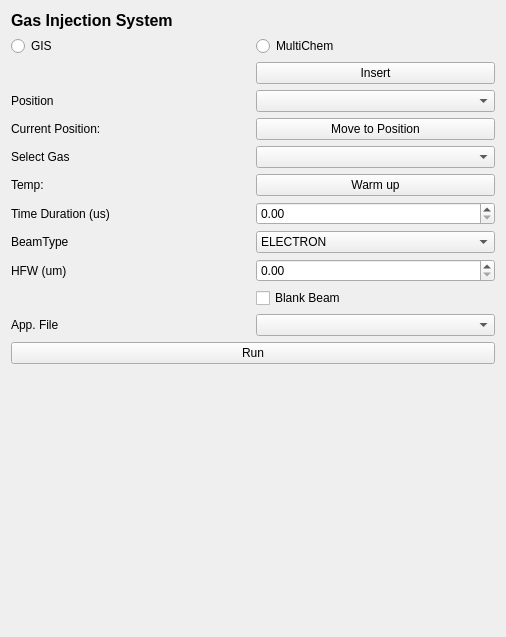
Old version of the form fibsem/ui/qtdesigner_files/FibsemGISWidget.ui in the repository DeMarcoLab/fibsem.
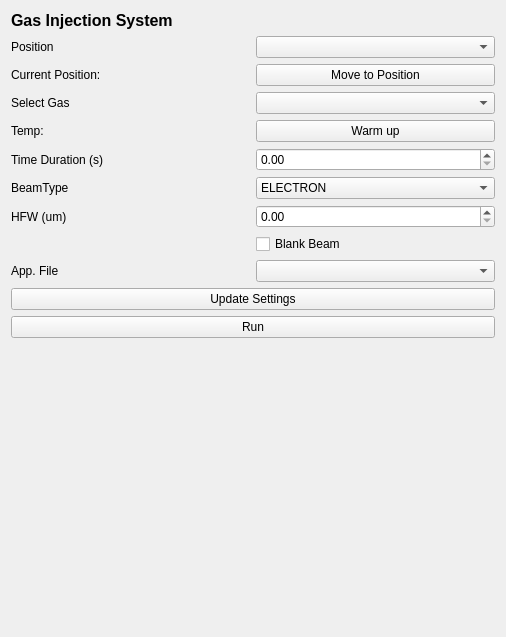
New version of the form.

Commit message:
Gis time duration (#211)
* changed time and put in update button
* blank beam setting
* cleaning up UI
* gis final updates

What changed in the file:
```diff
--- a/fibsem/ui/qtdesigner_files/FibsemGISWidget.ui
+++ b/fibsem/ui/qtdesigner_files/FibsemGISWidget.ui
@@ -14,7 +14,24 @@
    <string>Form</string>
   </property>
   <layout class="QGridLayout" name="gridLayout_2">
-   <item row="4" column="0">
+   <item row="11" column="1">
+    <widget class="QDoubleSpinBox" name="timeDuration_spinbox"/>
+   </item>
+   <item row="12" column="1">
+    <widget class="QComboBox" name="beamtype_combobox">
+     <item>
+      <property name="text">
+       <string>ELECTRON</string>
+      </property>
+     </item>
+     <item>
+      <property name="text">
+       <string>ION</string>
+      </property>
+     </item>
+    </widget>
+   </item>
+   <item row="2" column="0">
     <widget class="QLabel" name="label_position">
      <property name="text">
       <string>Position</string>
@@ -22,47 +39,6 @@
     </widget>
    </item>
    <item row="18" column="0" colspan="2">
-    <widget class="QPushButton" name="run_button">
-     <property name="text">
-      <string>Run</string>
-     </property>
-    </widget>
-   </item>
-   <item row="15" column="1">
-    <widget class="QDoubleSpinBox" name="hfw_spinbox">
-     <property name="maximum">
-      <double>10000.000000000000000</double>
-     </property>
-    </widget>
-   </item>
-   <item row="1" column="0">
-    <widget class="QRadioButton" name="GIS_radioButton">
-     <property name="text">
-      <string>GIS</string>
-     </property>
-    </widget>
-   </item>
-   <item row="10" column="1">
-    <widget class="QComboBox" name="gas_combobox"/>
-   </item>
-   <item row="13" column="0">
-    <widget class="QLabel" name="label_time">
-     <property name="text">
-      <string>Time Duration (us)</string>
-     </property>
-    </widget>
-   </item>
-   <item row="13" column="1">
-    <widget class="QDoubleSpinBox" name="timeDuration_spinbox"/>
-   </item>
-   <item row="7" column="0">
-    <widget class="QLabel" name="current_position_label">
-     <property name="text">
-      <string>Current Position:</string>
-     </property>
-    </widget>
-   </item>
-   <item row="19" column="0" colspan="2">
     <spacer name="verticalSpacer">
      <property name="orientation">
       <enum>Qt::Vertical</enum>
@@ -75,72 +51,37 @@
      </property>
     </spacer>
    </item>
-   <item row="14" column="1">
-    <widget class="QComboBox" name="beamtype_combobox">
-     <item>
-      <property name="text">
-       <string>ELECTRON</string>
-      </property>
-     </item>
-     <item>
-      <property name="text">
-       <string>ION</string>
-      </property>
-     </item>
-    </widget>
-   </item>
-   <item row="17" column="0">
-    <widget class="QLabel" name="app_file_label">
+   <item row="10" column="1">
+    <widget class="QPushButton" name="warm_button">
      <property name="text">
-      <string>App. File</string>
+      <string>Warm up</string>
      </property>
     </widget>
    </item>
-   <item row="4" column="1">
+   <item row="13" column="1">
+    <widget class="QDoubleSpinBox" name="hfw_spinbox">
+     <property name="maximum">
+      <double>10000.000000000000000</double>
+     </property>
+    </widget>
+   </item>
+   <item row="2" column="1">
     <widget class="QComboBox" name="position_combobox"/>
    </item>
-   <item row="10" column="0">
-    <widget class="QLabel" name="label_gas">
+   <item row="17" column="0" colspan="2">
+    <widget class="QPushButton" name="run_button">
      <property name="text">
-      <string>Select Gas</string>
+      <string>Run</string>
      </property>
     </widget>
    </item>
-   <item row="3" column="1">
-    <widget class="QPushButton" name="insertGIS_button">
-     <property name="text">
-      <string>Insert</string>
-     </property>
-    </widget>
-   </item>
-   <item row="7" column="1">
+   <item row="5" column="1">
     <widget class="QPushButton" name="move_GIS_button">
      <property name="text">
       <string>Move to Position</string>
      </property>
     </widget>
    </item>
-   <item row="14" column="0">
-    <widget class="QLabel" name="label_beam_type">
-     <property name="text">
-      <string>BeamType</string>
-     </property>
-    </widget>
-   </item>
-   <item row="1" column="1">
-    <widget class="QRadioButton" name="multichem_radioButton">
-     <property name="text">
-      <string>MultiChem</string>
-     </property>
-    </widget>
-   </item>
-   <item row="15" column="0">
-    <widget class="QLabel" name="label_hfw">
-     <property name="text">
-      <string>HFW (um)</string>
-     </property>
-    </widget>
-   </item>
    <item row="0" column="0" colspan="2">
     <widget class="QLabel" name="label_title">
      <property name="font">
@@ -155,36 +96,74 @@
      </property>
     </widget>
    </item>
-   <item row="16" column="1">
+   <item row="16" column="0" colspan="2">
+    <widget class="QPushButton" name="pushButton_settings_update">
+     <property name="text">
+      <string>Update Settings</string>
+     </property>
+    </widget>
+   </item>
+   <item row="8" column="0">
+    <widget class="QLabel" name="label_gas">
+     <property name="text">
+      <string>Select Gas</string>
+     </property>
+    </widget>
+   </item>
+   <item row="14" column="1">
     <widget class="QCheckBox" name="blankBeamcheckbox">
      <property name="text">
       <string>Blank Beam</string>
      </property>
     </widget>
    </item>
-   <item row="3" column="0">
-    <widget class="QLabel" name="GIS_insert_status_label">
-     <property name="text">
-      <string/>
-     </property>
-    </widget>
-   </item>
-   <item row="12" column="1">
-    <widget class="QPushButton" name="warm_button">
-     <property name="text">
-      <string>Warm up</string>
-     </property>
-    </widget>
-   </item>
    <item row="12" column="0">
+    <widget class="QLabel" name="label_beam_type">
+     <property name="text">
+      <string>BeamType</string>
+     </property>
+    </widget>
+   </item>
+   <item row="5" column="0">
+    <widget class="QLabel" name="current_position_label">
+     <property name="text">
+      <string>Current Position:</string>
+     </property>
+    </widget>
+   </item>
+   <item row="13" column="0">
+    <widget class="QLabel" name="label_hfw">
+     <property name="text">
+      <string>HFW (um)</string>
+     </property>
+    </widget>
+   </item>
+   <item row="15" column="0">
+    <widget class="QLabel" name="app_file_label">
+     <property name="text">
+      <string>App. File</string>
+     </property>
+    </widget>
+   </item>
+   <item row="15" column="1">
+    <widget class="QComboBox" name="app_file_combobox"/>
+   </item>
+   <item row="10" column="0">
     <widget class="QLabel" name="temp_label">
      <property name="text">
       <string>Temp: </string>
      </property>
     </widget>
    </item>
-   <item row="17" column="1">
-    <widget class="QComboBox" name="app_file_combobox"/>
+   <item row="8" column="1">
+    <widget class="QComboBox" name="gas_combobox"/>
+   </item>
+   <item row="11" column="0">
+    <widget class="QLabel" name="label_time">
+     <property name="text">
+      <string>Time Duration (s)</string>
+     </property>
+    </widget>
    </item>
   </layout>
  </widget>
```
The commit also changes 5 other files.
